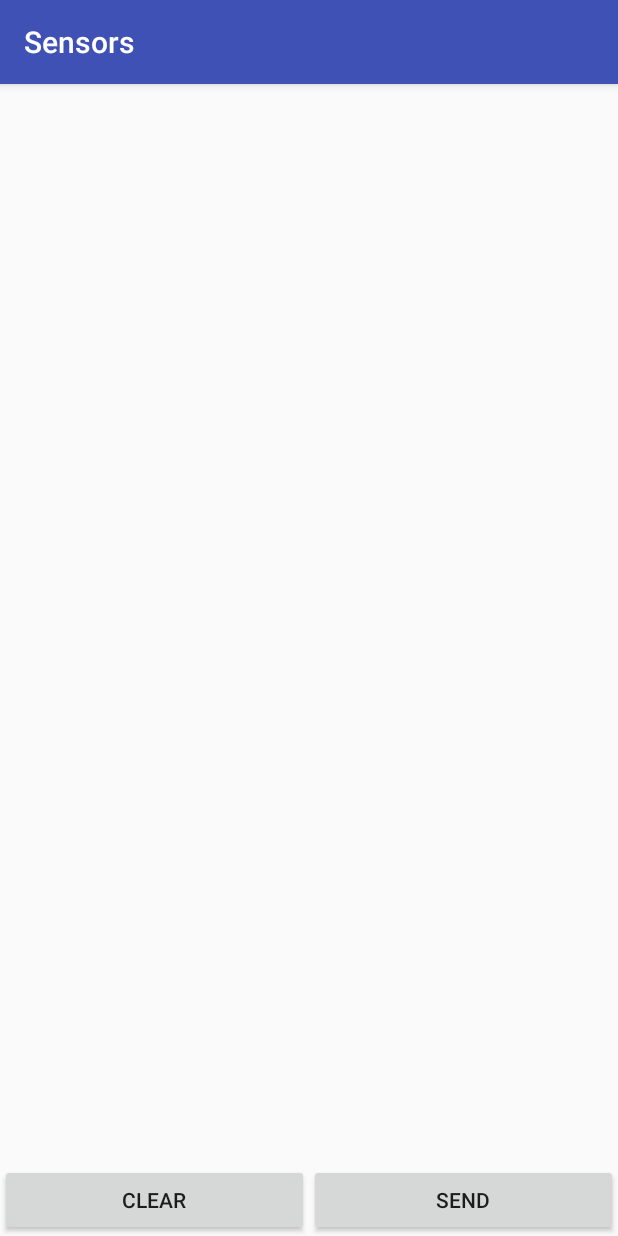
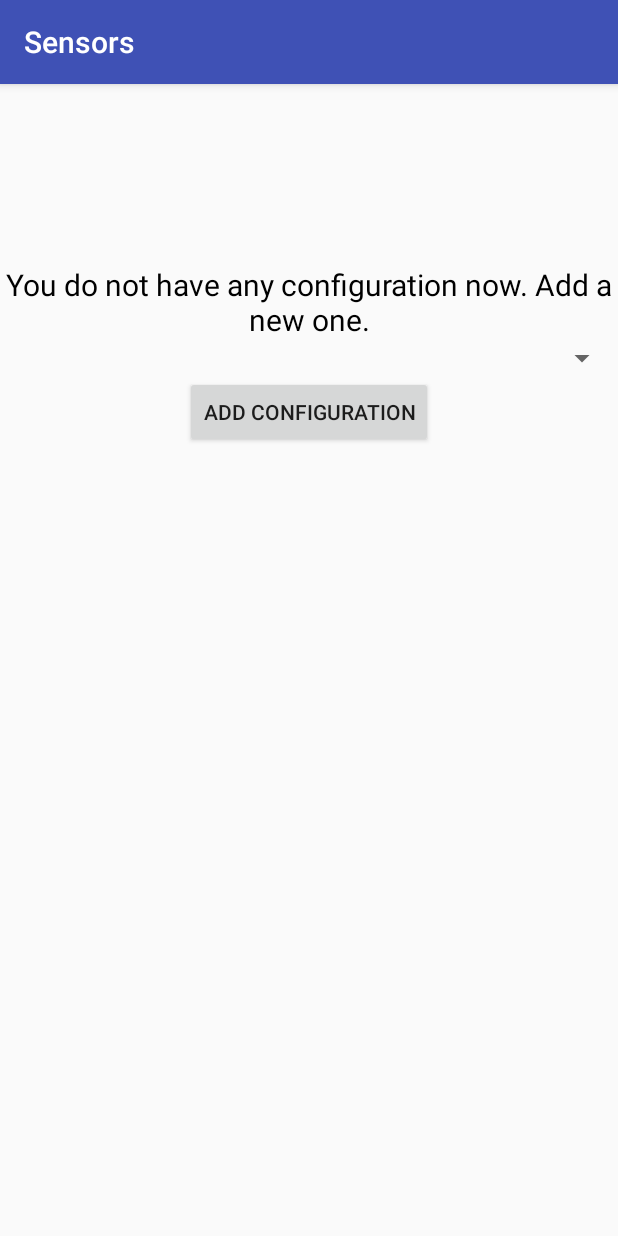
Before and after one commit to SamsonChoo/mqtt-android-thingsboard-secure, an Android app: the screen it shows after launch (Main before the commit, Configuration after it), on a phone screen of 412 x 824 dp. Run offline under Robolectric (Android 15) with nearby library versions, the phone set to English and light mode, and no system bars.

Commit message:
Add config feature

```diff
--- a/app/build.gradle
+++ b/app/build.gradle
@@ -18,7 +18,7 @@ android {
     }
 }
 
-repositories{
+repositories {
     maven {
         url "https://repo.eclipse.org/content/repositories/paho-snapshots/"
     }
--- /dev/null
+++ b/app/src/main/res/layout/activity_configuration.xml
@@ -0,0 +1,204 @@
+<?xml version="1.0" encoding="utf-8"?>
+<ScrollView xmlns:android="http://schemas.android.com/apk/res/android"
+    xmlns:app="http://schemas.android.com/apk/res-auto"
+    xmlns:tools="http://schemas.android.com/tools"
+    android:layout_width="match_parent"
+    android:layout_height="match_parent"
+    tools:context=".Configuration"
+    android:orientation="vertical">
+
+    <LinearLayout
+        android:layout_width="match_parent"
+        android:layout_height="match_parent"
+        android:orientation="vertical">
+    <RelativeLayout
+        android:layout_marginTop="120dp"
+        android:id="@+id/first_part"
+        android:layout_width="match_parent"
+        android:layout_height="wrap_content"
+        android:visibility="visible">
+
+        <TextView
+            android:id="@+id/firstTime"
+            android:layout_width="match_parent"
+            android:layout_height="wrap_content"
+            android:layout_alignParentTop="true"
+            android:text="@string/firstTime"
+            android:textSize="20sp"
+            android:gravity="center"
+            android:textColor="@color/black"
+            />
+
+        <Spinner
+            android:id="@+id/configs"
+            android:layout_width="match_parent"
+            android:layout_height="wrap_content"
+            android:layout_below="@id/firstTime">
+
+
+        </Spinner>
+
+        <LinearLayout
+            android:id="@+id/twoButtons"
+            android:layout_width="wrap_content"
+            android:layout_height="wrap_content"
+            android:layout_below="@id/configs"
+            android:layout_centerHorizontal="true"
+            android:orientation="horizontal">
+            <Button
+                android:id="@+id/select"
+                android:layout_width="wrap_content"
+                android:layout_height="wrap_content"
+                android:text="@string/select"
+                android:visibility="gone"/>
+            <Button
+                android:id="@+id/del"
+                android:layout_width="wrap_content"
+                android:layout_height="wrap_content"
+                android:text="@string/delete"
+                android:visibility="gone"/>
+        </LinearLayout>
+
+        <Button
+            android:id="@+id/addConfig"
+            android:layout_width="wrap_content"
+            android:layout_height="wrap_content"
+            android:text="@string/addConfig"
+            android:layout_below="@id/twoButtons"
+            android:layout_centerHorizontal="true"/>
+
+    </RelativeLayout>
+
+    <RelativeLayout
+        android:layout_marginTop="20dp"
+        android:id="@+id/second_part"
+        android:layout_width="match_parent"
+        android:layout_height="wrap_content"
+        android:visibility="visible">
+
+        <TextView
+            android:id="@+id/configName"
+            android:layout_width="wrap_content"
+            android:layout_height="wrap_content"
+            android:layout_alignParentTop="true"
+            android:text="@string/name"
+            android:textSize="20sp"
+            android:textColor="@color/black"
+            android:layout_marginTop="13dp"/>
+        <EditText
+            android:id="@+id/inputName"
+            android:layout_width="match_parent"
+            android:layout_height="wrap_content"
+            android:layout_alignParentTop="true"
+            android:layout_toRightOf="@+id/configName"/>
+
+        <TextView
+            android:id="@+id/channel"
+            android:layout_width="wrap_content"
+            android:layout_height="wrap_content"
+            android:text="@string/channel"
+            android:textSize="20sp"
+            android:layout_below="@id/inputName"
+            android:textColor="@color/black"/>
+        <Spinner
+            android:id="@+id/channels"
+            android:layout_width="match_parent"
+            android:layout_height="wrap_content"
+            android:layout_below="@id/inputName"
+            android:layout_toRightOf="@id/channel"
+            android:entries="@array/channels">
+
+        </Spinner>
+
+        <TextView
+            android:id="@+id/options"
+            android:layout_width="match_parent"
+            android:layout_height="wrap_content"
+            android:text="@string/options"
+            android:textSize="21sp"
+            android:textColor="@color/black"
+            android:layout_below="@id/channel"
+            android:layout_marginTop="20dp"
+            android:gravity="center"/>
+
+        <TextView
+            android:id="@+id/server"
+            android:layout_width="wrap_content"
+            android:layout_height="wrap_content"
+            android:layout_below="@id/options"
+            android:text="@string/server"
+            android:textSize="20sp"
+            android:textColor="@color/black"
+            android:layout_marginTop="13dp"
+            />
+        <EditText
+            android:id="@+id/inputServer"
+            android:layout_width="match_parent"
+            android:layout_height="wrap_content"
+            android:layout_below="@id/options"
+            android:layout_toRightOf="@id/server"/>
+
+        <TextView
+            android:id="@+id/port"
+            android:layout_width="wrap_content"
+            android:layout_height="wrap_content"
+            android:layout_below="@id/server"
+            android:text="@string/port"
+            android:textSize="20sp"
+            android:textColor="@color/black"
+            android:layout_marginTop="13dp"/>
+        <EditText
+            android:id="@+id/inputPort"
+            android:layout_width="match_parent"
+            android:layout_height="wrap_content"
+            android:layout_below="@id/server"
+            android:layout_toRightOf="@id/port"/>
+
+        <TextView
+            android:id="@+id/keyFile"
+            android:layout_width="wrap_content"
+            android:layout_height="wrap_content"
+            android:layout_below="@id/port"
+            android:text="@string/keystoreFile"
+            android:textSize="20sp"
+            android:textColor="@color/black"
+            android:layout_marginTop="13dp"/>
+
+        <TextView
+            android:id="@+id/keyPwd"
+            android:layout_width="wrap_content"
+            android:layout_height="wrap_content"
+            android:layout_below="@id/keyFile"
+            android:text="@string/keystorePwd"
+            android:textSize="20sp"
+            android:textColor="@color/black"
+            android:layout_marginTop="13dp"/>
+        <EditText
+            android:id="@+id/inputPwd"
+            android:layout_width="match_parent"
+            android:layout_height="wrap_content"
+            android:layout_below="@id/keyFile"
+            android:layout_toRightOf="@id/keyPwd"/>
+
+        <LinearLayout
+            android:layout_width="wrap_content"
+            android:layout_height="wrap_content"
+            android:layout_below="@id/keyPwd"
+            android:layout_centerHorizontal="true"
+            android:orientation="horizontal">
+            <Button
+                android:id="@+id/save"
+                android:layout_width="wrap_content"
+                android:layout_height="wrap_content"
+                android:text="@string/save"/>
+            <Button
+                android:id="@+id/cancel"
+                android:layout_width="wrap_content"
+                android:layout_height="wrap_content"
+                android:text="@string/cancel"
+                />
+        </LinearLayout>
+    </RelativeLayout>
+    </LinearLayout>
+
+</ScrollView>
--- /dev/null
+++ b/app/src/main/res/values/array.xml
@@ -0,0 +1,7 @@
+<?xml version="1.0" encoding="utf-8"?>
+<resources>
+    <string-array name="channels">
+        <item>MQTT</item>
+        <item>HTTP</item>
+    </string-array>
+</resources>
--- a/app/src/main/res/values/strings.xml
+++ b/app/src/main/res/values/strings.xml
@@ -7,4 +7,16 @@
     <string name="clear">Clear</string>
     <string name="notDetected">Not Detected</string>
     <string name="send">Send</string>
+    <string name="firstTime">You do not have any configuration now. Add a new one.</string>
+    <string name="addConfig">Add Configuration</string>
+    <string name="channel">Channel:</string>
+    <string name="options">Connection Options</string>
+    <string name="server">Server:</string>
+    <string name="port">Port:</string>
+    <string name="keystoreFile">Keystore File:</string>
+    <string name="keystorePwd">Keystore Pwd:</string>
+    <string name="save">Save</string>
+    <string name="cancel">Cancel</string>
+    <string name="delete">Delete</string>
+    <string name="select">Select</string>
 </resources>
--- a/build.gradle
+++ b/build.gradle
@@ -10,7 +10,7 @@ buildscript {
         }
     }
     dependencies {
-        classpath 'com.android.tools.build:gradle:3.1.2'
+        classpath 'com.android.tools.build:gradle:3.1.3'
 
 
         // NOTE: Do not place your application dependencies here; they belong
```
Also changed, not shown: app/src/main/AndroidManifest.xml (+12 -9 lines), app/src/main/java/com/example/chooh/myapplication/Configuration.java (added, +310 -0 lines), app/src/main/java/com/example/chooh/myapplication/Info.java (+13 -4 lines), app/src/main/java/com/example/chooh/myapplication/Main.java (+12 -64 lines).
